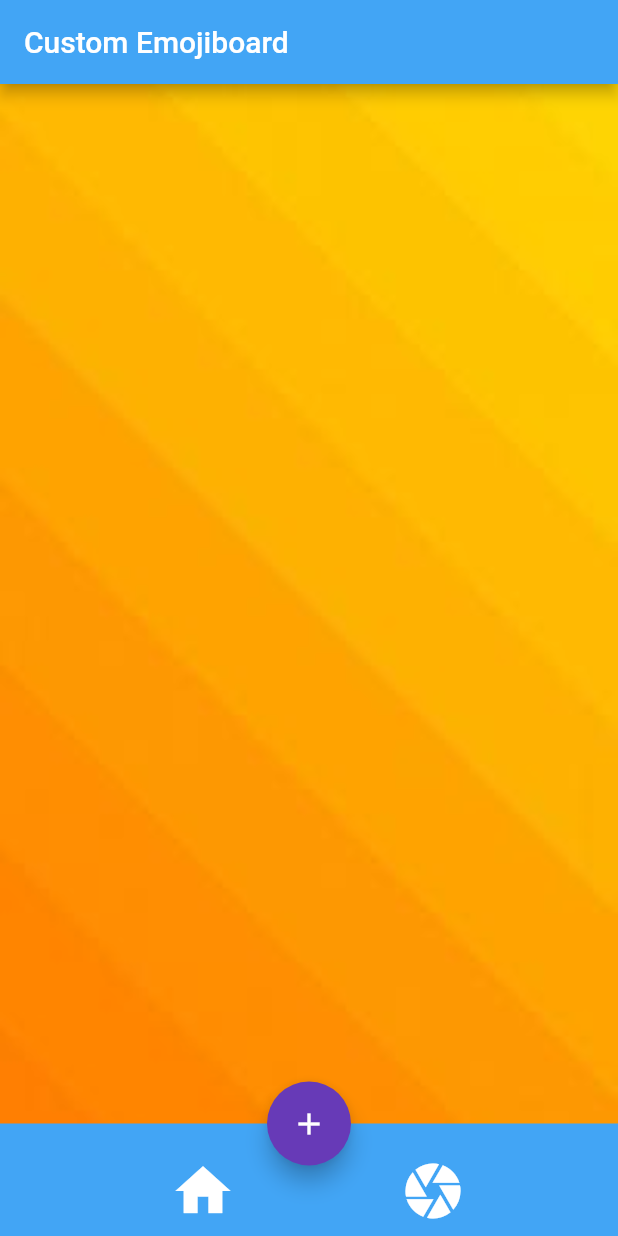
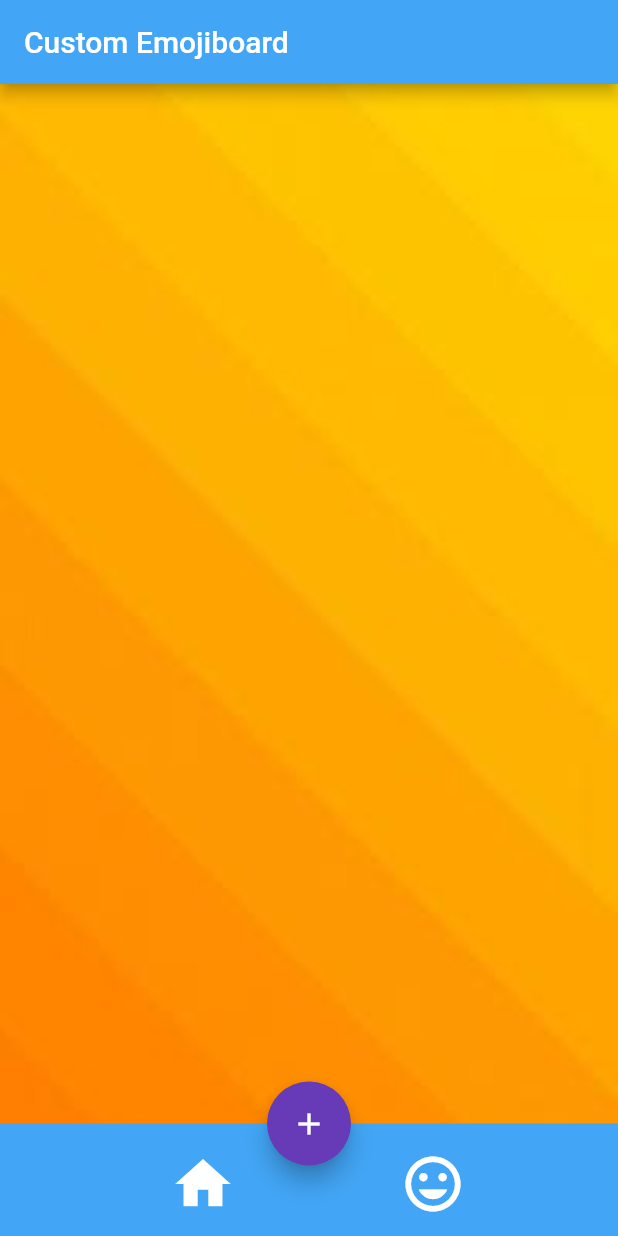
Before and after one commit to awadahmed97/Custom_emojiboard, a Flutter app: the screen it shows after launch, on a phone screen of 412 x 824 dp. Run offline on Flutter 3.47's test engine with Material 2 defaults, Android fonts, the phone set to English and light mode, and no system bars; our stand-ins replace firebase_database, firebase_storage, image_cropper, image_picker, material_design_icons_flutter; accounts and stored records are empty.

Commit message:
icon change
new icon

```diff
--- a/Main Application/lib/MyBottomNavBar.dart
+++ b/Main Application/lib/MyBottomNavBar.dart
@@ -1,33 +1,38 @@
 import 'package:flutter/material.dart';
-
+import 'package:material_design_icons_flutter/material_design_icons_flutter.dart';
 
 class MyBottomNavBar extends StatelessWidget {
   @override
   Widget build(BuildContext context) {
     return Container(
       height: 75,
-      padding: EdgeInsets.only(top: 15, bottom: 30),
+      padding: EdgeInsets.only(top: 10, bottom: 30),
       color: Colors.blue[400],
       child: Row(
         mainAxisAlignment: MainAxisAlignment.spaceEvenly,
-        children: <Widget> [
+        children: <Widget>[
           IconButton(
-            icon: Icon(Icons.home, size: 44.0,),
+            icon: Icon(
+              Icons.home,
+              size: 44.0,
+            ),
             color: Colors.white,
             onPressed: () {
               Navigator.pushReplacementNamed(context, '/');
             },
           ),
           IconButton(
-            icon: Icon(Icons.camera, size: 44.0,),
+            icon: Icon(
+              Icons.mood,
+              size: 44.0,
+            ),
             color: Colors.white,
             onPressed: () {
               Navigator.pushReplacementNamed(context, '/other');
             },
           ),
-      ],
+        ],
       ),
-
     );
   }
 }
```
